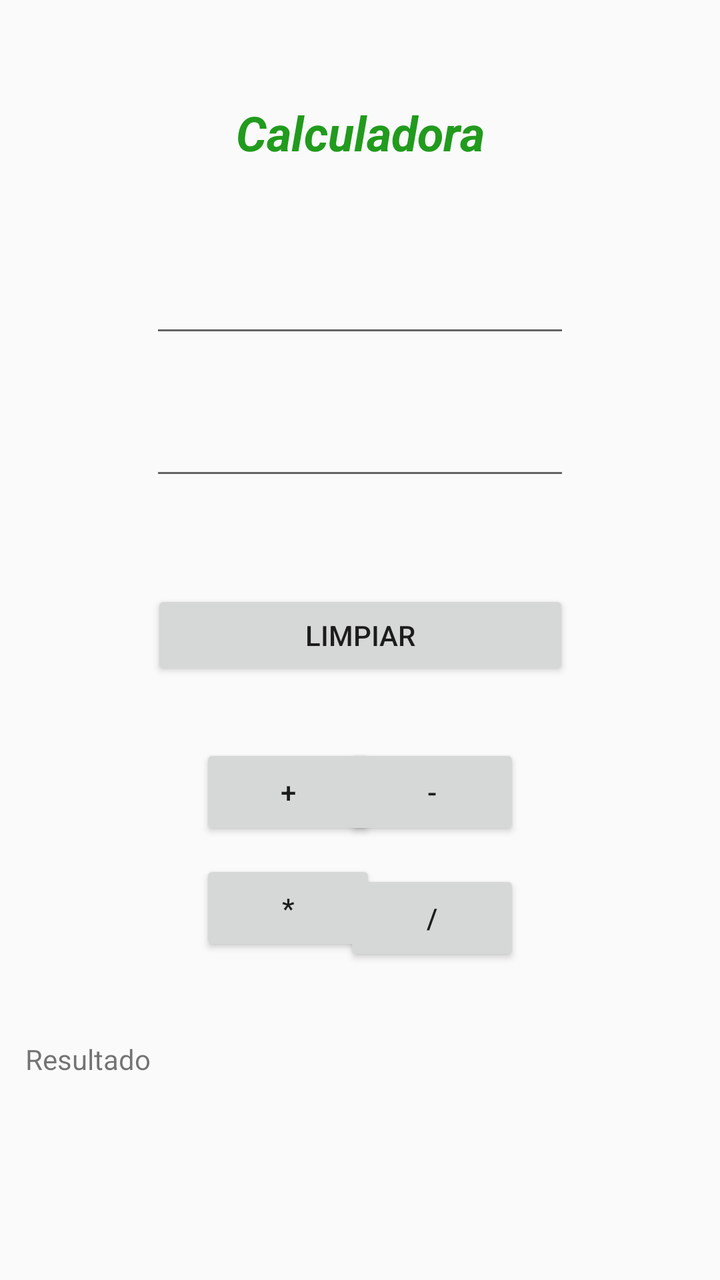
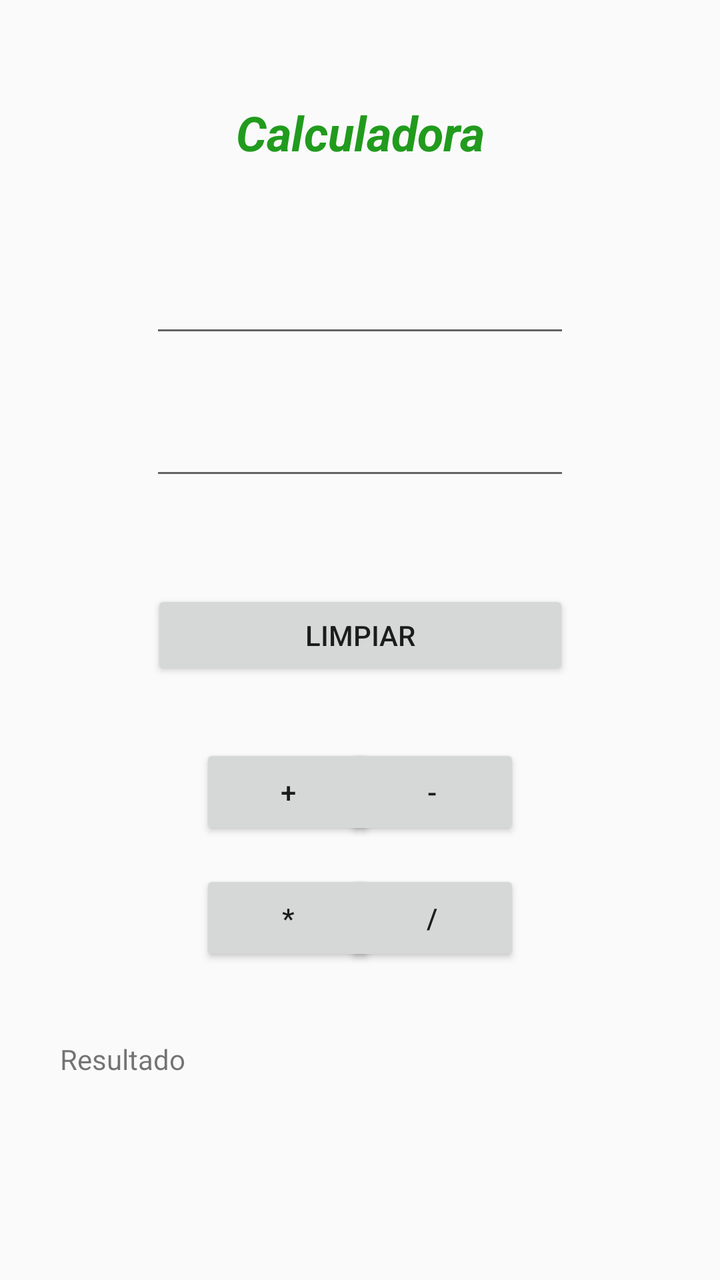

Compare the two renders of this Android layout. The source of the first and the diff that turns it into the second are given below.
<!-- AndroidManifest.xml: application theme Theme.Proyecto01 -->
<!-- res/layout/activity_main.xml -->
<?xml version="1.0" encoding="utf-8"?>
<androidx.constraintlayout.widget.ConstraintLayout xmlns:android="http://schemas.android.com/apk/res/android"
    xmlns:app="http://schemas.android.com/apk/res-auto"
    xmlns:tools="http://schemas.android.com/tools"
    android:id="@+id/main"
    android:layout_width="match_parent"
    android:layout_height="match_parent"
    tools:context=".MainActivity2">

    <TextView
        android:id="@+id/lblTitulo"
        android:layout_width="wrap_content"
        android:layout_height="wrap_content"
        android:layout_marginTop="50dp"
        android:text="Calculadora"
        android:textColor="#219B1D"
        android:textSize="24sp"
        android:textStyle="bold|italic"
        app:layout_constraintEnd_toEndOf="parent"
        app:layout_constraintStart_toStartOf="parent"
        app:layout_constraintTop_toTopOf="parent" />

    <EditText
        android:id="@+id/txtNumero1"
        android:layout_width="wrap_content"
        android:layout_height="wrap_content"
        android:layout_marginTop="50dp"
        android:ems="10"
        android:inputType="number"
        app:layout_constraintEnd_toEndOf="parent"
        app:layout_constraintStart_toStartOf="parent"
        app:layout_constraintTop_toBottomOf="@+id/lblTitulo" />

    <EditText
        android:id="@+id/txtNuimero2"
        android:layout_width="wrap_content"
        android:layout_height="wrap_content"
        android:layout_marginTop="30dp"
        android:ems="10"
        android:inputType="number"
        app:layout_constraintEnd_toEndOf="parent"
        app:layout_constraintStart_toStartOf="parent"
        app:layout_constraintTop_toBottomOf="@+id/txtNumero1" />

    <Button
        android:id="@+id/btnLimpiar"
        android:layout_width="209dp"
        android:layout_height="45dp"
        android:layout_marginTop="50dp"
        android:text="Limpiar"
        app:layout_constraintEnd_toEndOf="parent"
        app:layout_constraintStart_toStartOf="parent"
        app:layout_constraintTop_toBottomOf="@+id/txtNuimero2" />

    <Button
        android:id="@+id/btnSumar"
        android:layout_width="wrap_content"
        android:layout_height="wrap_content"
        android:layout_marginStart="100dp"
        android:layout_marginTop="32dp"
        android:text="+"
        app:layout_constraintStart_toStartOf="parent"
        app:layout_constraintTop_toBottomOf="@+id/btnLimpiar" />

    <Button
        android:id="@+id/btnRestar"
        android:layout_width="wrap_content"
        android:layout_height="wrap_content"
        android:layout_marginTop="32dp"
        android:layout_marginEnd="100dp"
        android:text="-"
        app:layout_constraintEnd_toEndOf="parent"
        app:layout_constraintTop_toBottomOf="@+id/btnLimpiar" />

    <Button
        android:id="@+id/btnMultiplicar"
        android:layout_width="wrap_content"
        android:layout_height="wrap_content"
        android:layout_marginStart="100dp"
        android:layout_marginTop="10dp"
        android:text="*"
        app:layout_constraintStart_toStartOf="parent"
        app:layout_constraintTop_toBottomOf="@+id/btnSumar" />

    <Button
        android:id="@+id/btnDividir"
        android:layout_width="wrap_content"
        android:layout_height="wrap_content"
        android:layout_marginTop="15dp"
        android:layout_marginEnd="100dp"
        android:text="/"
        app:layout_constraintEnd_toEndOf="parent"
        app:layout_constraintTop_toBottomOf="@+id/btnRestar" />

    <TextView
        android:id="@+id/lblResultado"
        android:layout_width="335dp"
        android:layout_height="41dp"
        android:layout_marginTop="180dp"
        android:text="Resultado"
        app:layout_constraintEnd_toEndOf="parent"
        app:layout_constraintStart_toStartOf="parent"
        app:layout_constraintTop_toBottomOf="@+id/btnLimpiar" />
</androidx.constraintlayout.widget.ConstraintLayout>
<!-- resources referenced by this layout -->
<resources>
  <style name="Theme.Proyecto01" parent="Theme.AppCompat.DayNight" />
</resources>

<!-- the commit's change to res/layout/activity_main.xml (unified diff, before → after) -->
@@ -77,7 +77,7 @@
         android:layout_width="wrap_content"
         android:layout_height="wrap_content"
         android:layout_marginStart="100dp"
-        android:layout_marginTop="10dp"
+        android:layout_marginTop="15dp"
         android:text="*"
         app:layout_constraintStart_toStartOf="parent"
         app:layout_constraintTop_toBottomOf="@+id/btnSumar" />
@@ -94,8 +94,8 @@
 
     <TextView
         android:id="@+id/lblResultado"
-        android:layout_width="335dp"
-        android:layout_height="41dp"
+        android:layout_width="300dp"
+        android:layout_height="40dp"
         android:layout_marginTop="180dp"
         android:text="Resultado"
         app:layout_constraintEnd_toEndOf="parent"
